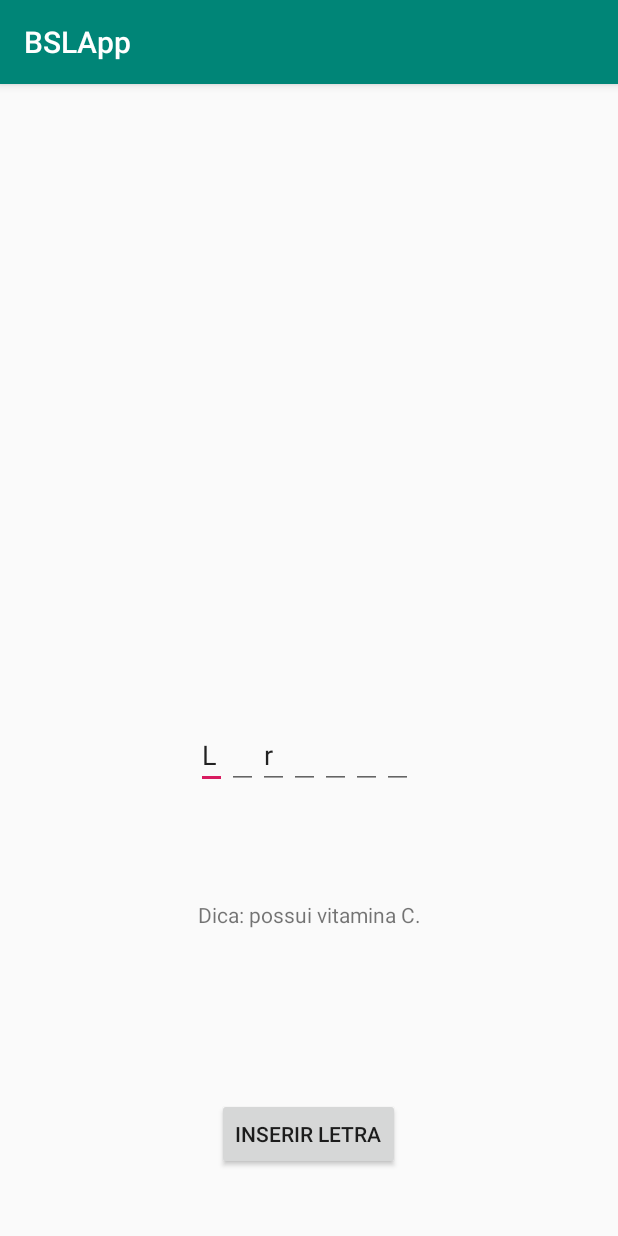
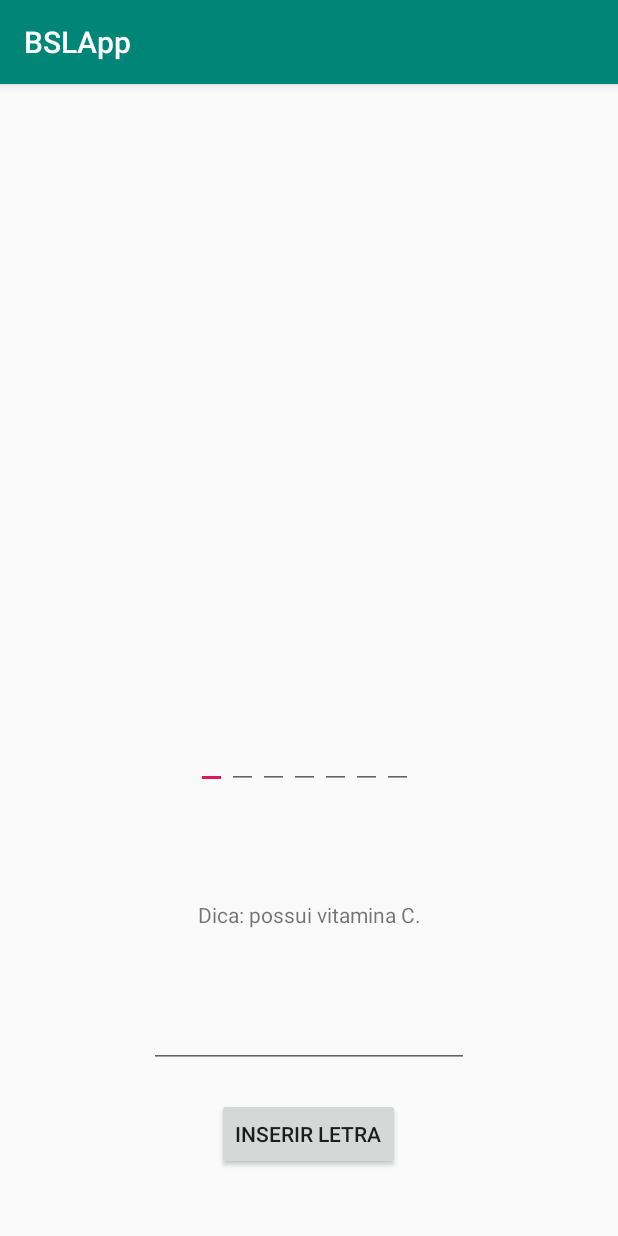
Before and after one commit to rodrigoAMF/brazilian-sign-language-recognition-system, an Android app: the screen it shows after launch (Forca), on a phone screen of 412 x 824 dp. Run offline under Robolectric (Android 15) with nearby library versions, the phone set to English and light mode, and no system bars.

Commit message:
Add: inserção de letras e contabilização de acerto funcional

```diff
--- a/BSLApp/app/src/main/java/com/example/bslapp/Forca.java
+++ b/BSLApp/app/src/main/java/com/example/bslapp/Forca.java
@@ -10,6 +10,7 @@ import android.widget.EditText;
 import android.widget.LinearLayout;
 import android.widget.TextView;
 
+import java.nio.file.Files;
 import java.util.LinkedList;
 import java.util.Random;
 
@@ -18,8 +19,12 @@ public class Forca extends AppCompatActivity implements View.OnClickListener {
     private LinearLayout layout;
     private LinkedList<LinkedList<String>> wordAndTip;
     private LinkedList<String> dataList;
+    private LinkedList<String> insertedLetters;
     private TextView tvDica;
-    private Button btnInsere;
+    private EditText etInsert;
+    private Button btnInsert;
+    private String selectedWord;
+    private LinkedList<EditText> editTextList = new LinkedList<>();
 
     @Override
     protected void onCreate(Bundle savedInstanceState) {
@@ -27,10 +32,13 @@ public class Forca extends AppCompatActivity implements View.OnClickListener {
         setContentView(R.layout.activity_forca);
 
         tvDica = (TextView) findViewById(R.id.tvDica);
-        btnInsere = (Button) findViewById(R.id.btnInsere);
+        etInsert = (EditText) findViewById(R.id.etInsert);
+        btnInsert = (Button) findViewById(R.id.btnInsere);
+        btnInsert.setOnClickListener(this);
 
         wordAndTip = new LinkedList<>();
         dataList = new LinkedList<>();
+        insertedLetters = new LinkedList<>();
 
         dataList.add("Maça");
         dataList.add("Dica: é um alimento rico em fibras.");
@@ -44,16 +52,11 @@ public class Forca extends AppCompatActivity implements View.OnClickListener {
 
         LinkedList<String> selectedWordAndTip = pickARandomWord(wordAndTip);
 
-        String word = selectedWordAndTip.get(0);
+        selectedWord = selectedWordAndTip.get(0);
 
         layout = (LinearLayout) findViewById(R.id.linearLayout);
 
-        LinkedList<EditText> editTextList = new LinkedList<>();
-
-        fillLinearLayout(word, editTextList, layout);
-
-        showLetterInLinearLayout(2, word, editTextList);
-        showLetterInLinearLayout(0, word, editTextList);
+        fillLinearLayout(selectedWord, editTextList, layout);
 
         tvDica.setText(selectedWordAndTip.get(1));
 
@@ -69,7 +72,11 @@ public class Forca extends AppCompatActivity implements View.OnClickListener {
     }
 
     private void showLetterInLinearLayout (int letterPosition, String word, LinkedList<EditText> editTextList) {
+        System.out.println("Show letter size"+editTextList.size());
+        System.out.println("Valor nessa posicao: "+ editTextList.get(letterPosition));
+
         editTextList.get(letterPosition).setText(Character.toString(word.charAt(letterPosition)));
+        insertedLetters.add(Character.toString(word.charAt(letterPosition)).toUpperCase());
     }
 
     private LinkedList<String> pickARandomWord (LinkedList<LinkedList<String>> wordAndTip) {
@@ -80,11 +87,41 @@ public class Forca extends AppCompatActivity implements View.OnClickListener {
         return wordAndTip.get(randomInt);
     }
 
+    private void scorePoint (String selectedWordCapitalized, String etInsertStringCapitalized,  LinkedList<Integer> repeatedLetter) {
+        boolean alreadySetted = false;
+        for (int i=0; i < insertedLetters.size(); i++) {
+            if (insertedLetters.get(i).equals(etInsertStringCapitalized)) {
+                alreadySetted = true;
+            }
+        }
+
+        for (int i = 0; i < selectedWordCapitalized.length(); i++) {
+            if (selectedWordCapitalized.charAt(i) == etInsertStringCapitalized.toCharArray()[0]) {
+                repeatedLetter.add(i);
+            }
+        }
+
+        if (!alreadySetted) {
+            for (int i = 0; i < repeatedLetter.size(); i++) {
+                showLetterInLinearLayout(repeatedLetter.get(i), selectedWord, editTextList);
+            }
+        }
+    }
 
     @Override
     public void onClick(View v) {
-        if (v == btnInsere) {
+        if (v == btnInsert) {
             //abre camera e pega libras
+
+            LinkedList<Integer> repeatedLetter = new LinkedList<>();
+
+            String selectedWordCapitalized = selectedWord.toUpperCase();
+
+            String etInsertStringCapitalized = etInsert.getText().toString().toUpperCase();
+
+            if ((selectedWordCapitalized.contains(etInsertStringCapitalized)) && (!etInsertStringCapitalized.isEmpty())) {
+                scorePoint(selectedWordCapitalized, etInsertStringCapitalized, repeatedLetter);
+            }
         }
     }
 }
--- a/BSLApp/app/src/main/res/layout/activity_forca.xml
+++ b/BSLApp/app/src/main/res/layout/activity_forca.xml
@@ -50,4 +50,22 @@
         app:layout_constraintHorizontal_bias="0.498"
         app:layout_constraintStart_toStartOf="parent" />
 
+    <EditText
+        android:id="@+id/etInsert"
+        android:layout_width="wrap_content"
+        android:layout_height="wrap_content"
+        android:layout_marginStart="8dp"
+        android:layout_marginLeft="8dp"
+        android:layout_marginTop="8dp"
+        android:layout_marginEnd="8dp"
+        android:layout_marginRight="8dp"
+        android:layout_marginBottom="20dp"
+        android:ems="10"
+        android:inputType="textPersonName"
+        app:layout_constraintBottom_toTopOf="@+id/btnInsere"
+        app:layout_constraintEnd_toEndOf="parent"
+        app:layout_constraintStart_toStartOf="parent"
+        app:layout_constraintTop_toBottomOf="@+id/tvDica"
+        app:layout_constraintVertical_bias="1.0" />
+
 </android.support.constraint.ConstraintLayout>
```
